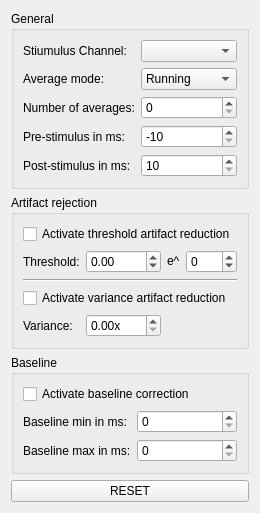
This is applications/mne_scan/plugins/averaging/FormFiles/averagingsettingswidget.ui in mne-tools/mne-cpp as Qt 5 draws it before an edit. The edited form follows.
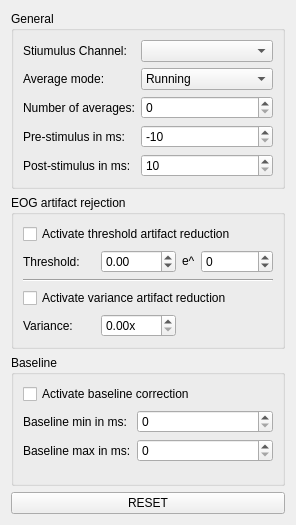
This is the edited form.

Commit message: [SC-169] base trial rejection on EOG channel. Fix strial storing in rt connectivity plugin. Add reset function to RtConnectivity thread and worker.

```diff
--- a/applications/mne_scan/plugins/averaging/FormFiles/averagingsettingswidget.ui
+++ b/applications/mne_scan/plugins/averaging/FormFiles/averagingsettingswidget.ui
@@ -6,8 +6,8 @@
    <rect>
     <x>0</x>
     <y>0</y>
-    <width>237</width>
-    <height>452</height>
+    <width>296</width>
+    <height>525</height>
    </rect>
   </property>
   <property name="windowTitle">
@@ -134,7 +134,7 @@
    <item row="1" column="0">
     <widget class="QGroupBox" name="groupBox_2">
      <property name="title">
-      <string>Artifact rejection</string>
+      <string>EOG artifact rejection</string>
      </property>
      <layout class="QGridLayout" name="gridLayout_2">
       <item row="1" column="1">
```
The commit also changes 6 other files.
